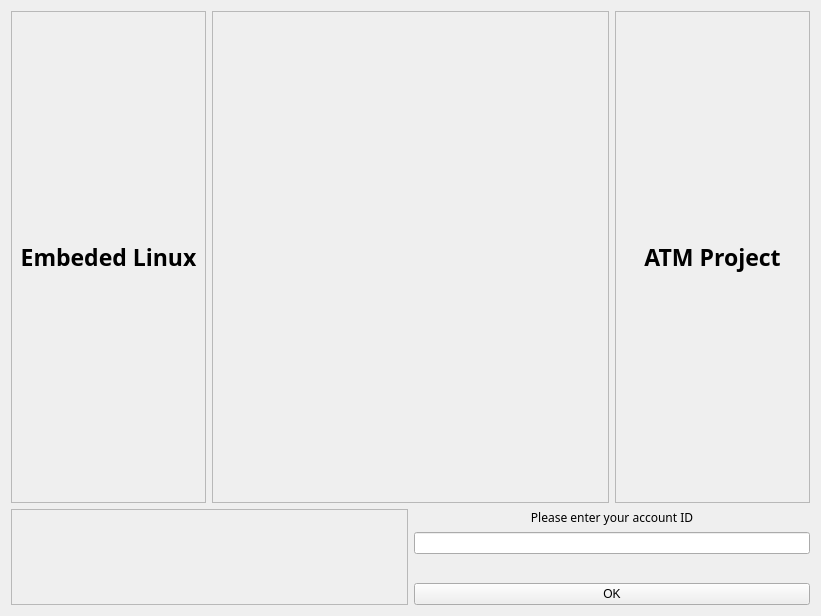
Youssef-Elkaheil/ATM-software, file login_page.ui: the form before one commit.
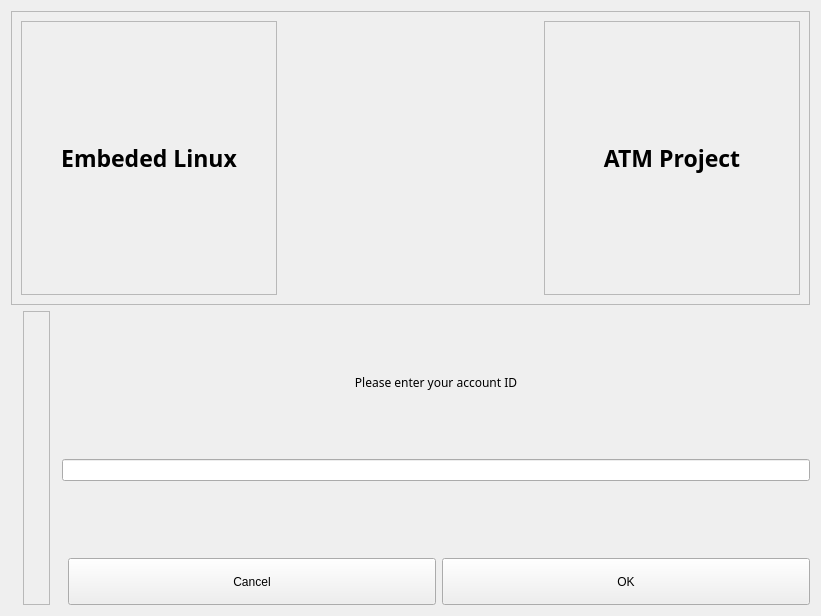
The form after the commit. Icons and pictures are not drawn.

Diff of the .ui file:
```diff
--- a/login_page.ui
+++ b/login_page.ui
@@ -17,86 +17,25 @@
    <string>Form</string>
   </property>
   <layout class="QGridLayout" name="gridLayout_17">
-   <item row="0" column="3">
-    <widget class="QLabel" name="ATM_label">
-     <property name="font">
-      <font>
-       <family>Sans</family>
-       <pointsize>17</pointsize>
-       <weight>75</weight>
-       <bold>true</bold>
-      </font>
-     </property>
-     <property name="frameShape">
-      <enum>QFrame::StyledPanel</enum>
-     </property>
-     <property name="frameShadow">
-      <enum>QFrame::Sunken</enum>
-     </property>
-     <property name="text">
-      <string>ATM Project</string>
-     </property>
-     <property name="alignment">
-      <set>Qt::AlignCenter</set>
-     </property>
-    </widget>
-   </item>
-   <item row="4" column="2" colspan="2">
-    <widget class="QLabel" name="feedback_label">
-     <property name="sizePolicy">
-      <sizepolicy hsizetype="Preferred" vsizetype="Minimum">
-       <horstretch>0</horstretch>
-       <verstretch>0</verstretch>
-      </sizepolicy>
-     </property>
-     <property name="font">
-      <font>
-       <family>Sans</family>
-      </font>
-     </property>
-     <property name="text">
-      <string>&lt;html&gt;&lt;head/&gt;&lt;body&gt;&lt;p&gt;&lt;span style=&quot; color:#ed333b;&quot;&gt;&lt;/span&gt;&lt;/p&gt;&lt;/body&gt;&lt;/html&gt;</string>
-     </property>
-     <property name="alignment">
-      <set>Qt::AlignCenter</set>
-     </property>
-    </widget>
-   </item>
-   <item row="1" column="0" rowspan="5" colspan="2">
-    <widget class="QFrame" name="frame">
-     <property name="sizePolicy">
-      <sizepolicy hsizetype="Preferred" vsizetype="MinimumExpanding">
-       <horstretch>0</horstretch>
-       <verstretch>0</verstretch>
-      </sizepolicy>
-     </property>
-     <property name="frameShape">
-      <enum>QFrame::StyledPanel</enum>
-     </property>
-     <property name="frameShadow">
-      <enum>QFrame::Raised</enum>
-     </property>
-     <layout class="QGridLayout" name="gridLayout_16">
-      <item row="0" column="0">
-       <widget class="QLabel" name="resource_img_label">
-        <property name="pixmap">
-         <pixmap resource="resources/images.qrc">:/images/rfid.png</pixmap>
-        </property>
-        <property name="scaledContents">
-         <bool>true</bool>
-        </property>
-        <property name="alignment">
-         <set>Qt::AlignCenter</set>
-        </property>
-       </widget>
-      </item>
-     </layout>
-    </widget>
-   </item>
-   <item row="1" column="2" rowspan="2" colspan="2">
+   <item row="3" column="4">
+    <layout class="QGridLayout" name="gridLayout">
+     <item row="1" column="1" colspan="2">
+      <spacer name="verticalSpacer_3">
+       <property name="orientation">
+        <enum>Qt::Vertical</enum>
+       </property>
+       <property name="sizeHint" stdset="0">
+        <size>
+         <width>20</width>
+         <height>40</height>
+        </size>
+       </property>
+      </spacer>
+     </item>
+     <item row="2" column="0" colspan="3">
     <widget class="QLabel" name="login_instruction_label">
      <property name="sizePolicy">
-      <sizepolicy hsizetype="Preferred" vsizetype="Minimum">
+        <sizepolicy hsizetype="Expanding" vsizetype="Expanding">
        <horstretch>0</horstretch>
        <verstretch>0</verstretch>
       </sizepolicy>
@@ -114,10 +53,23 @@
      </property>
     </widget>
    </item>
-   <item row="5" column="2" colspan="2">
+     <item row="6" column="1">
+      <spacer name="horizontalSpacer">
+       <property name="orientation">
+        <enum>Qt::Horizontal</enum>
+       </property>
+       <property name="sizeHint" stdset="0">
+        <size>
+         <width>40</width>
+         <height>20</height>
+        </size>
+       </property>
+      </spacer>
+     </item>
+     <item row="9" column="2">
     <widget class="QPushButton" name="login_button">
      <property name="sizePolicy">
-      <sizepolicy hsizetype="Minimum" vsizetype="Preferred">
+        <sizepolicy hsizetype="Expanding" vsizetype="MinimumExpanding">
        <horstretch>0</horstretch>
        <verstretch>0</verstretch>
       </sizepolicy>
@@ -127,34 +79,94 @@
      </property>
     </widget>
    </item>
-   <item row="0" column="0">
-    <widget class="QLabel" name="embedded_linux_label">
+     <item row="6" column="2">
+      <spacer name="verticalSpacer">
+       <property name="orientation">
+        <enum>Qt::Vertical</enum>
+       </property>
+       <property name="sizeHint" stdset="0">
+        <size>
+         <width>20</width>
+         <height>40</height>
+        </size>
+       </property>
+      </spacer>
+     </item>
+     <item row="3" column="0" colspan="3">
+      <spacer name="verticalSpacer_2">
+       <property name="orientation">
+        <enum>Qt::Vertical</enum>
+       </property>
+       <property name="sizeHint" stdset="0">
+        <size>
+         <width>20</width>
+         <height>40</height>
+        </size>
+       </property>
+      </spacer>
+     </item>
+     <item row="9" column="1">
+      <widget class="QPushButton" name="cancel_button">
+       <property name="sizePolicy">
+        <sizepolicy hsizetype="Expanding" vsizetype="MinimumExpanding">
+         <horstretch>0</horstretch>
+         <verstretch>0</verstretch>
+        </sizepolicy>
+       </property>
+       <property name="text">
+        <string>Cancel</string>
+       </property>
+      </widget>
+     </item>
+     <item row="4" column="0" colspan="3">
+      <widget class="QLineEdit" name="login_lineEdit">
+       <property name="enabled">
+        <bool>true</bool>
+       </property>
+       <property name="sizePolicy">
+        <sizepolicy hsizetype="Minimum" vsizetype="Maximum">
+         <horstretch>0</horstretch>
+         <verstretch>0</verstretch>
+        </sizepolicy>
+       </property>
+       <property name="maxLength">
+        <number>12</number>
+       </property>
+       <property name="alignment">
+        <set>Qt::AlignCenter</set>
+       </property>
+       <property name="clearButtonEnabled">
+        <bool>true</bool>
+       </property>
+      </widget>
+     </item>
+     <item row="5" column="1" colspan="2">
+      <widget class="QLabel" name="feedback_label">
+       <property name="sizePolicy">
+        <sizepolicy hsizetype="Preferred" vsizetype="Minimum">
+         <horstretch>0</horstretch>
+         <verstretch>0</verstretch>
+        </sizepolicy>
+       </property>
      <property name="font">
       <font>
        <family>Sans</family>
-       <pointsize>17</pointsize>
-       <weight>75</weight>
-       <bold>true</bold>
-      </font>
-     </property>
-     <property name="frameShape">
-      <enum>QFrame::StyledPanel</enum>
-     </property>
-     <property name="frameShadow">
-      <enum>QFrame::Sunken</enum>
-     </property>
+        </font>
+       </property>
      <property name="text">
-      <string>Embeded Linux</string>
+        <string>&lt;html&gt;&lt;head/&gt;&lt;body&gt;&lt;p&gt;&lt;span style=&quot; color:#ed333b;&quot;&gt;&lt;/span&gt;&lt;/p&gt;&lt;/body&gt;&lt;/html&gt;</string>
      </property>
      <property name="alignment">
       <set>Qt::AlignCenter</set>
      </property>
     </widget>
    </item>
-   <item row="0" column="1" colspan="2">
+    </layout>
+   </item>
+   <item row="0" column="0" colspan="5">
     <widget class="QFrame" name="logo_frame">
      <property name="sizePolicy">
-      <sizepolicy hsizetype="Preferred" vsizetype="Expanding">
+      <sizepolicy hsizetype="Expanding" vsizetype="Expanding">
        <horstretch>0</horstretch>
        <verstretch>0</verstretch>
       </sizepolicy>
@@ -166,8 +178,46 @@
       <enum>QFrame::Raised</enum>
      </property>
      <layout class="QGridLayout" name="gridLayout_15">
-      <item row="1" column="0" colspan="2">
+      <item row="1" column="0">
+       <layout class="QHBoxLayout" name="horizontalLayout">
+        <item>
+         <widget class="QLabel" name="embedded_linux_label">
+          <property name="sizePolicy">
+           <sizepolicy hsizetype="Expanding" vsizetype="Expanding">
+            <horstretch>0</horstretch>
+            <verstretch>0</verstretch>
+           </sizepolicy>
+          </property>
+          <property name="font">
+           <font>
+            <family>Sans</family>
+            <pointsize>17</pointsize>
+            <weight>75</weight>
+            <bold>true</bold>
+           </font>
+          </property>
+          <property name="frameShape">
+           <enum>QFrame::StyledPanel</enum>
+          </property>
+          <property name="frameShadow">
+           <enum>QFrame::Sunken</enum>
+          </property>
+          <property name="text">
+           <string>Embeded Linux</string>
+          </property>
+          <property name="alignment">
+           <set>Qt::AlignCenter</set>
+          </property>
+         </widget>
+        </item>
+        <item>
        <widget class="QLabel" name="imt_logo_label">
+          <property name="sizePolicy">
+           <sizepolicy hsizetype="Expanding" vsizetype="Expanding">
+            <horstretch>0</horstretch>
+            <verstretch>0</verstretch>
+           </sizepolicy>
+          </property>
         <property name="font">
          <font>
           <family>Sans</family>
@@ -192,29 +242,91 @@
         </property>
        </widget>
       </item>
-     </layout>
+        <item>
+         <widget class="QLabel" name="ATM_label">
+          <property name="sizePolicy">
+           <sizepolicy hsizetype="Expanding" vsizetype="Expanding">
+            <horstretch>0</horstretch>
+            <verstretch>0</verstretch>
+           </sizepolicy>
+          </property>
+          <property name="font">
+           <font>
+            <family>Sans</family>
+            <pointsize>17</pointsize>
+            <weight>75</weight>
+            <bold>true</bold>
+           </font>
+          </property>
+          <property name="frameShape">
+           <enum>QFrame::StyledPanel</enum>
+          </property>
+          <property name="frameShadow">
+           <enum>QFrame::Sunken</enum>
+          </property>
+          <property name="text">
+           <string>ATM Project</string>
+          </property>
+          <property name="alignment">
+           <set>Qt::AlignCenter</set>
+          </property>
+         </widget>
+        </item>
+       </layout>
+      </item>
+     </layout>
     </widget>
    </item>
-   <item row="3" column="2" colspan="2">
-    <widget class="QLineEdit" name="login_lineEdit">
-     <property name="enabled">
-      <bool>true</bool>
+   <item row="3" column="2">
+    <widget class="QFrame" name="frame">
+     <property name="sizePolicy">
+      <sizepolicy hsizetype="Fixed" vsizetype="Fixed">
+       <horstretch>0</horstretch>
+       <verstretch>0</verstretch>
+      </sizepolicy>
      </property>
+     <property name="maximumSize">
+      <size>
+       <width>500</width>
+       <height>500</height>
+      </size>
+     </property>
+     <property name="frameShape">
+      <enum>QFrame::StyledPanel</enum>
+     </property>
+     <property name="frameShadow">
+      <enum>QFrame::Raised</enum>
+     </property>
+     <layout class="QGridLayout" name="gridLayout_16">
+      <item row="0" column="0">
+       <widget class="QLabel" name="resource_img_label">
      <property name="sizePolicy">
-      <sizepolicy hsizetype="Preferred" vsizetype="Maximum">
+         <sizepolicy hsizetype="Fixed" vsizetype="Fixed">
        <horstretch>0</horstretch>
        <verstretch>0</verstretch>
       </sizepolicy>
      </property>
-     <property name="maxLength">
-      <number>12</number>
-     </property>
+        <property name="maximumSize">
+         <size>
+          <width>500</width>
+          <height>500</height>
+         </size>
+        </property>
+        <property name="pixmap">
+         <pixmap resource="resources/images.qrc">:/images/rfid.png</pixmap>
+        </property>
+        <property name="scaledContents">
+         <bool>true</bool>
+        </property>
      <property name="alignment">
       <set>Qt::AlignCenter</set>
      </property>
-     <property name="clearButtonEnabled">
-      <bool>true</bool>
-     </property>
+        <property name="margin">
+         <number>0</number>
+        </property>
+       </widget>
+      </item>
+     </layout>
     </widget>
    </item>
   </layout>
```
Lines whose indentation alone changed are shown as unchanged.
